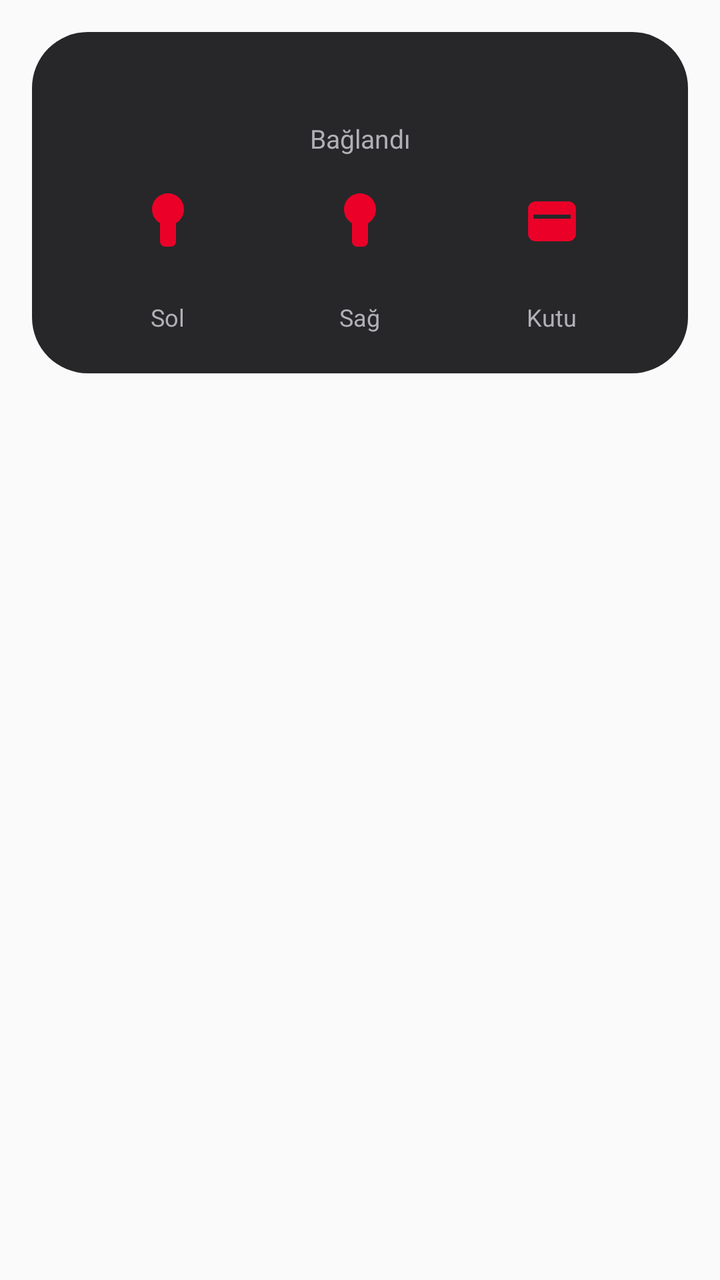
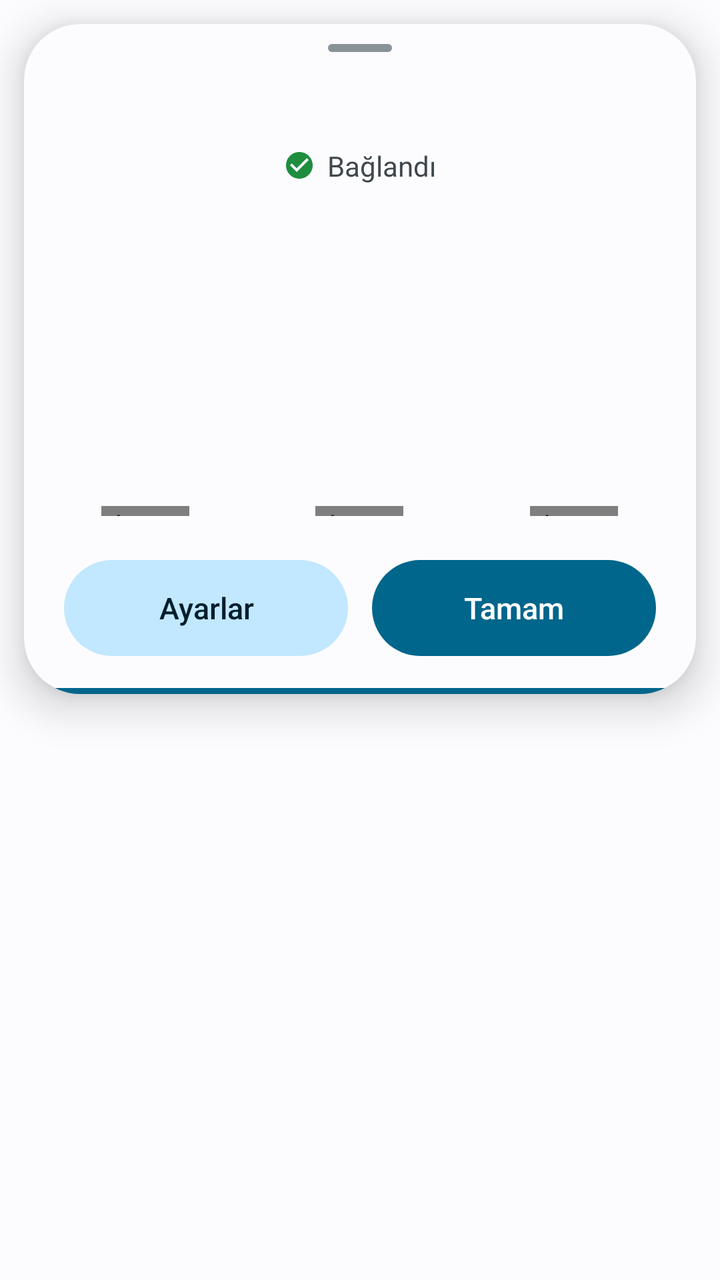

An Android layout rendered at two revisions. The XML below is the earlier revision; the diff shows what the commit changed to produce the second picture.
<!-- AndroidManifest.xml: application theme Theme.BudsBridge -->
<!-- res/layout/overlay_popup.xml -->
<FrameLayout xmlns:android="http://schemas.android.com/apk/res/android"
    android:layout_width="match_parent"
    android:layout_height="wrap_content"
    android:padding="16dp">

    <LinearLayout
        android:layout_width="match_parent" android:layout_height="wrap_content"
        android:background="@drawable/bg_overlay"
        android:orientation="vertical"
        android:padding="20dp">

        <TextView android:id="@+id/tvName"
            android:layout_width="match_parent" android:layout_height="wrap_content"
            android:gravity="center" android:textColor="#FFFFFF"
            android:textSize="18sp" android:textStyle="bold" />

        <TextView
            android:layout_width="match_parent" android:layout_height="wrap_content"
            android:gravity="center" android:text="@string/connected"
            android:textColor="#B0B0B5" android:textSize="13sp" />

        <LinearLayout
            android:layout_width="match_parent" android:layout_height="wrap_content"
            android:layout_marginTop="16dp" android:orientation="horizontal">

            <LinearLayout
                android:layout_width="0dp" android:layout_height="wrap_content"
                android:layout_weight="1" android:gravity="center" android:orientation="vertical">
                <ImageView android:layout_width="32dp" android:layout_height="32dp"
                    android:src="@drawable/ic_bud" android:tint="@color/accent" />
                <TextView android:id="@+id/tvLeft"
                    android:layout_width="wrap_content" android:layout_height="wrap_content"
                    android:textColor="#FFFFFF" android:textSize="18sp" android:textStyle="bold" />
                <TextView android:layout_width="wrap_content" android:layout_height="wrap_content"
                    android:text="@string/label_left" android:textColor="#B0B0B5" android:textSize="12sp" />
            </LinearLayout>

            <LinearLayout
                android:layout_width="0dp" android:layout_height="wrap_content"
                android:layout_weight="1" android:gravity="center" android:orientation="vertical">
                <ImageView android:layout_width="32dp" android:layout_height="32dp"
                    android:src="@drawable/ic_bud" android:tint="@color/accent" />
                <TextView android:id="@+id/tvRight"
                    android:layout_width="wrap_content" android:layout_height="wrap_content"
                    android:textColor="#FFFFFF" android:textSize="18sp" android:textStyle="bold" />
                <TextView android:layout_width="wrap_content" android:layout_height="wrap_content"
                    android:text="@string/label_right" android:textColor="#B0B0B5" android:textSize="12sp" />
            </LinearLayout>

            <LinearLayout
                android:layout_width="0dp" android:layout_height="wrap_content"
                android:layout_weight="1" android:gravity="center" android:orientation="vertical">
                <ImageView android:layout_width="32dp" android:layout_height="32dp"
                    android:src="@drawable/ic_case" android:tint="@color/accent" />
                <TextView android:id="@+id/tvBox"
                    android:layout_width="wrap_content" android:layout_height="wrap_content"
                    android:textColor="#FFFFFF" android:textSize="18sp" android:textStyle="bold" />
                <TextView android:layout_width="wrap_content" android:layout_height="wrap_content"
                    android:text="@string/label_box" android:textColor="#B0B0B5" android:textSize="12sp" />
            </LinearLayout>
        </LinearLayout>
    </LinearLayout>
</FrameLayout>
<!-- resources referenced by this layout -->
<resources>
  <color name="accent">#EB0028</color>
  <!-- drawable bg_overlay (drawable) -->
  <shape xmlns:android="http://schemas.android.com/apk/res/android" android:shape="rectangle">
      <solid android:color="#F21C1C1E" />
      <corners android:radius="28dp" />
  </shape>
  <!-- drawable ic_bud (drawable) -->
  <vector xmlns:android="http://schemas.android.com/apk/res/android"
      android:width="24dp" android:height="24dp"
      android:viewportWidth="24" android:viewportHeight="24">
      <path android:fillColor="#FFFFFF"
          android:pathData="M12,2C8.7,2 6,4.7 6,8c0,2.2 1.2,4.1 3,5.2V20c0,1.1 0.9,2 2,2h2c1.1,0 2,-0.9 2,-2v-6.8c1.8,-1.1 3,-3 3,-5.2C18,4.7 15.3,2 12,2z" />
  </vector>
  <!-- drawable ic_case (drawable) -->
  <vector xmlns:android="http://schemas.android.com/apk/res/android"
      android:width="24dp" android:height="24dp"
      android:viewportWidth="24" android:viewportHeight="24">
      <path android:fillColor="#FFFFFF"
          android:pathData="M6,5h12c1.7,0 3,1.3 3,3v9c0,1.7 -1.3,3 -3,3H6c-1.7,0 -3,-1.3 -3,-3V8c0,-1.7 1.3,-3 3,-3zM5,10v1.5h14V10z" />
  </vector>
  <string name="connected">Bağlandı</string>
  <string name="label_box">Kutu</string>
  <string name="label_left">Sol</string>
  <string name="label_right">Sağ</string>
  <style name="Theme.BudsBridge" parent="@android:style/Theme.Material.Light.NoActionBar" />
</resources>

<!-- the commit's change to res/layout/overlay_popup.xml (unified diff, before → after) -->
@@ -1,63 +1,179 @@
 <FrameLayout xmlns:android="http://schemas.android.com/apk/res/android"
     android:layout_width="match_parent"
     android:layout_height="wrap_content"
-    android:padding="16dp">
+    android:clipChildren="false"
+    android:clipToPadding="false"
+    android:padding="12dp">
 
     <LinearLayout
-        android:layout_width="match_parent" android:layout_height="wrap_content"
-        android:background="@drawable/bg_overlay"
-        android:orientation="vertical"
-        android:padding="20dp">
+        android:id="@+id/card"
+        android:layout_width="match_parent"
+        android:layout_height="wrap_content"
+        android:background="@drawable/bg_sheet"
+        android:clipToOutline="true"
+        android:elevation="12dp"
+        android:orientation="vertical">
 
-        <TextView android:id="@+id/tvName"
-            android:layout_width="match_parent" android:layout_height="wrap_content"
-            android:gravity="center" android:textColor="#FFFFFF"
-            android:textSize="18sp" android:textStyle="bold" />
+        <View
+            android:layout_width="32dp"
+            android:layout_height="4dp"
+            android:layout_gravity="center_horizontal"
+            android:layout_marginTop="10dp"
+            android:background="@drawable/bg_grabber" />
 
         <TextView
-            android:layout_width="match_parent" android:layout_height="wrap_content"
-            android:gravity="center" android:text="@string/connected"
-            android:textColor="#B0B0B5" android:textSize="13sp" />
+            android:id="@+id/tvName"
+            android:layout_width="match_parent"
+            android:layout_height="wrap_content"
+            android:layout_marginTop="14dp"
+            android:gravity="center"
+            android:textColor="@color/on_surface"
+            android:textSize="22sp"
+            android:fontFamily="sans-serif-medium" />
 
         <LinearLayout
-            android:layout_width="match_parent" android:layout_height="wrap_content"
-            android:layout_marginTop="16dp" android:orientation="horizontal">
+            android:layout_width="wrap_content"
+            android:layout_height="wrap_content"
+            android:layout_gravity="center_horizontal"
+            android:layout_marginTop="4dp"
+            android:gravity="center_vertical"
+            android:orientation="horizontal">
 
-            <LinearLayout
-                android:layout_width="0dp" android:layout_height="wrap_content"
-                android:layout_weight="1" android:gravity="center" android:orientation="vertical">
-                <ImageView android:layout_width="32dp" android:layout_height="32dp"
-                    android:src="@drawable/ic_bud" android:tint="@color/accent" />
-                <TextView android:id="@+id/tvLeft"
-                    android:layout_width="wrap_content" android:layout_height="wrap_content"
-                    android:textColor="#FFFFFF" android:textSize="18sp" android:textStyle="bold" />
-                <TextView android:layout_width="wrap_content" android:layout_height="wrap_content"
-                    android:text="@string/label_left" android:textColor="#B0B0B5" android:textSize="12sp" />
-            </LinearLayout>
+            <ImageView
+                android:layout_width="16dp"
+                android:layout_height="16dp"
+                android:src="@drawable/ic_check_circle" />
 
-            <LinearLayout
-                android:layout_width="0dp" android:layout_height="wrap_content"
-                android:layout_weight="1" android:gravity="center" android:orientation="vertical">
-                <ImageView android:layout_width="32dp" android:layout_height="32dp"
-                    android:src="@drawable/ic_bud" android:tint="@color/accent" />
-                <TextView android:id="@+id/tvRight"
-                    android:layout_width="wrap_content" android:layout_height="wrap_content"
-                    android:textColor="#FFFFFF" android:textSize="18sp" android:textStyle="bold" />
-                <TextView android:layout_width="wrap_content" android:layout_height="wrap_content"
-                    android:text="@string/label_right" android:textColor="#B0B0B5" android:textSize="12sp" />
-            </LinearLayout>
+            <TextView
+                android:layout_width="wrap_content"
+                android:layout_height="wrap_content"
+                android:layout_marginStart="6dp"
+                android:text="@string/connected"
+                android:textColor="@color/on_surface_variant"
+                android:textSize="14sp" />
+        </LinearLayout>
 
-            <LinearLayout
-                android:layout_width="0dp" android:layout_height="wrap_content"
-                android:layout_weight="1" android:gravity="center" android:orientation="vertical">
-                <ImageView android:layout_width="32dp" android:layout_height="32dp"
-                    android:src="@drawable/ic_case" android:tint="@color/accent" />
-                <TextView android:id="@+id/tvBox"
-                    android:layout_width="wrap_content" android:layout_height="wrap_content"
-                    android:textColor="#FFFFFF" android:textSize="18sp" android:textStyle="bold" />
-                <TextView android:layout_width="wrap_content" android:layout_height="wrap_content"
-                    android:text="@string/label_box" android:textColor="#B0B0B5" android:textSize="12sp" />
-            </LinearLayout>
+        <LinearLayout
+            android:layout_width="match_parent"
+            android:layout_height="wrap_content"
+            android:layout_marginTop="22dp"
+            android:gravity="bottom"
+            android:orientation="horizontal"
+            android:paddingHorizontal="12dp">
+
+            <include
+                android:id="@+id/colLeft"
+                layout="@layout/part_battery_col"
+                android:layout_width="0dp"
+                android:layout_height="wrap_content"
+                android:layout_weight="1" />
+
+            <include
+                android:id="@+id/colCase"
+                layout="@layout/part_battery_col"
+                android:layout_width="0dp"
+                android:layout_height="wrap_content"
+                android:layout_weight="1.2" />
+
+            <include
+                android:id="@+id/colRight"
+                layout="@layout/part_battery_col"
+                android:layout_width="0dp"
+                android:layout_height="wrap_content"
+                android:layout_weight="1" />
         </LinearLayout>
+
+        <LinearLayout
+            android:layout_width="match_parent"
+            android:layout_height="wrap_content"
+            android:orientation="horizontal"
+            android:paddingStart="20dp"
+            android:paddingTop="22dp"
+            android:paddingEnd="20dp"
+            android:paddingBottom="16dp">
+
+            <Button
+                android:id="@+id/btnSettings"
+                android:layout_width="0dp"
+                android:layout_height="48dp"
+                android:layout_marginEnd="6dp"
+                android:layout_weight="1"
+                android:background="@drawable/bg_btn_tonal"
+                android:stateListAnimator="@null"
+                android:text="@string/btn_settings"
+                android:textAllCaps="false"
+                android:textColor="@color/on_accent_container"
+                android:textSize="15sp" />
+
+            <Button
+                android:id="@+id/btnDone"
+                android:layout_width="0dp"
+                android:layout_height="48dp"
+                android:layout_marginStart="6dp"
+                android:layout_weight="1"
+                android:background="@drawable/bg_btn_filled"
+                android:stateListAnimator="@null"
+                android:text="@string/btn_done"
+                android:textAllCaps="false"
+                android:textColor="@color/on_accent"
+                android:textSize="15sp" />
+        </LinearLayout>
+
+        <View
+            android:id="@+id/countdown"
+            android:layout_width="match_parent"
+            android:layout_height="3dp"
+            android:background="@color/accent" />
     </LinearLayout>
 </FrameLayout>
+<!-- res/layout/part_battery_col.xml (included above) -->
+<LinearLayout xmlns:android="http://schemas.android.com/apk/res/android"
+    android:layout_width="wrap_content"
+    android:layout_height="wrap_content"
+    android:gravity="center_horizontal"
+    android:orientation="vertical">
+
+    <ImageView
+        android:id="@+id/img"
+        android:layout_width="wrap_content"
+        android:layout_height="80dp"
+        android:adjustViewBounds="true"
+        android:scaleType="fitCenter" />
+
+    <TextView
+        android:id="@+id/label"
+        android:layout_width="wrap_content"
+        android:layout_height="wrap_content"
+        android:layout_marginTop="8dp"
+        android:textColor="@color/on_surface_variant"
+        android:textSize="12sp" />
+
+    <LinearLayout
+        android:layout_width="wrap_content"
+        android:layout_height="wrap_content"
+        android:layout_marginTop="2dp"
+        android:gravity="center_vertical"
+        android:orientation="horizontal">
+
+        <ImageView
+            android:id="@+id/bolt"
+            android:layout_width="14dp"
+            android:layout_height="14dp"
+            android:src="@drawable/ic_bolt"
+            android:visibility="gone" />
+
+        <TextView
+            android:id="@+id/pct"
+            android:layout_width="wrap_content"
+            android:layout_height="wrap_content"
+            android:textColor="@color/on_surface"
+            android:textSize="18sp"
+            android:textStyle="bold" />
+    </LinearLayout>
+
+    <dev.ozaii.budsbridge.BatteryBarView
+        android:id="@+id/bar"
+        android:layout_width="44dp"
+        android:layout_height="5dp"
+        android:layout_marginTop="8dp" />
+</LinearLayout>
<!-- resource entries referenced after the edit -->
@@ -1,29 +1,64 @@
 <!-- resources referenced by this layout -->
 <resources>
-  <color name="accent">#EB0028</color>
-  <!-- drawable bg_overlay (drawable) -->
+  <color name="accent">@android:color/system_accent1_600</color>
+  <color name="on_accent">@android:color/system_accent1_0</color>
+  <color name="on_accent_container">@android:color/system_accent1_900</color>
+  <color name="on_surface">@android:color/system_neutral1_900</color>
+  <color name="on_surface_variant">@android:color/system_neutral2_700</color>
+  <!-- drawable bg_btn_filled (drawable) -->
+  <ripple xmlns:android="http://schemas.android.com/apk/res/android" android:color="#33FFFFFF">
+      <item>
+          <shape android:shape="rectangle">
+              <solid android:color="@color/accent" />
+              <corners android:radius="100dp" />
+          </shape>
+      </item>
+  </ripple>
+  <!-- drawable bg_btn_tonal (drawable) -->
+  <ripple xmlns:android="http://schemas.android.com/apk/res/android" android:color="#22000000">
+      <item>
+          <shape android:shape="rectangle">
+              <solid android:color="@color/accent_container" />
+              <corners android:radius="100dp" />
+          </shape>
+      </item>
+  </ripple>
+  <!-- drawable bg_grabber (drawable) -->
   <shape xmlns:android="http://schemas.android.com/apk/res/android" android:shape="rectangle">
-      <solid android:color="#F21C1C1E" />
+      <solid android:color="@color/outline" />
+      <corners android:radius="4dp" />
+  </shape>
+  <!-- drawable bg_sheet (drawable) -->
+  <shape xmlns:android="http://schemas.android.com/apk/res/android" android:shape="rectangle">
+      <solid android:color="@color/surface" />
       <corners android:radius="28dp" />
   </shape>
-  <!-- drawable ic_bud (drawable) -->
+  <!-- drawable ic_bolt (drawable) -->
   <vector xmlns:android="http://schemas.android.com/apk/res/android"
-      android:width="24dp" android:height="24dp"
-      android:viewportWidth="24" android:viewportHeight="24">
-      <path android:fillColor="#FFFFFF"
-          android:pathData="M12,2C8.7,2 6,4.7 6,8c0,2.2 1.2,4.1 3,5.2V20c0,1.1 0.9,2 2,2h2c1.1,0 2,-0.9 2,-2v-6.8c1.8,-1.1 3,-3 3,-5.2C18,4.7 15.3,2 12,2z" />
+      android:width="16dp" android:height="16dp" android:viewportWidth="24" android:viewportHeight="24">
+      <path android:fillColor="@color/ok"
+          android:pathData="M11,21h-1l1,-7H7.5c-0.88,0 -0.33,-0.75 -0.31,-0.78C8.48,10.94 10.42,7.54 13.01,3h1l-1,7h3.51c0.4,0 0.62,0.19 0.4,0.66C12.97,17.55 11,21 11,21z" />
   </vector>
-  <!-- drawable ic_case (drawable) -->
+  <!-- drawable ic_check_circle (drawable) -->
   <vector xmlns:android="http://schemas.android.com/apk/res/android"
-      android:width="24dp" android:height="24dp"
-      android:viewportWidth="24" android:viewportHeight="24">
-      <path android:fillColor="#FFFFFF"
-          android:pathData="M6,5h12c1.7,0 3,1.3 3,3v9c0,1.7 -1.3,3 -3,3H6c-1.7,0 -3,-1.3 -3,-3V8c0,-1.7 1.3,-3 3,-3zM5,10v1.5h14V10z" />
+      android:width="24dp" android:height="24dp" android:viewportWidth="24" android:viewportHeight="24">
+      <path android:fillColor="@color/ok"
+          android:pathData="M12,2C6.48,2 2,6.48 2,12s4.48,10 10,10 10,-4.48 10,-10S17.52,2 12,2zM10,17l-5,-5 1.41,-1.41L10,14.17l7.59,-7.59L19,8l-9,9z" />
   </vector>
+  <string name="btn_done">Tamam</string>
+  <string name="btn_settings">Ayarlar</string>
   <string name="connected">Bağlandı</string>
-  <string name="label_box">Kutu</string>
-  <string name="label_left">Sol</string>
-  <string name="label_right">Sağ</string>
-  <style name="Theme.BudsBridge" parent="@android:style/Theme.Material.Light.NoActionBar" />
+  <style name="Theme.BudsBridge" parent="@android:style/Theme.DeviceDefault.DayNight">
+          <item name="android:windowActionBar">false</item>
+          <item name="android:windowNoTitle">true</item>
+          <item name="android:windowBackground">@color/surface</item>
+          <item name="android:colorAccent">@color/accent</item>
+          <item name="android:statusBarColor">@android:color/transparent</item>
+          <item name="android:navigationBarColor">@android:color/transparent</item>
+      </style>
+  <color name="accent_container">@android:color/system_accent1_100</color>
+  <color name="outline">@android:color/system_neutral2_400</color>
+  <color name="surface">@android:color/system_neutral1_10</color>
+  <color name="ok">#1E8E3E</color>
 </resources>
 
